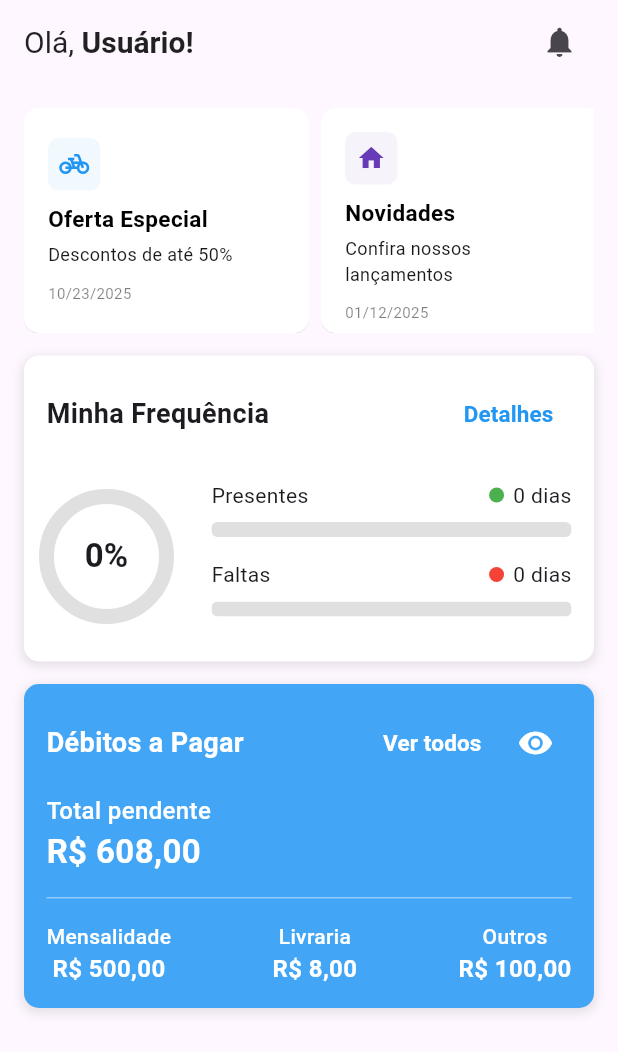
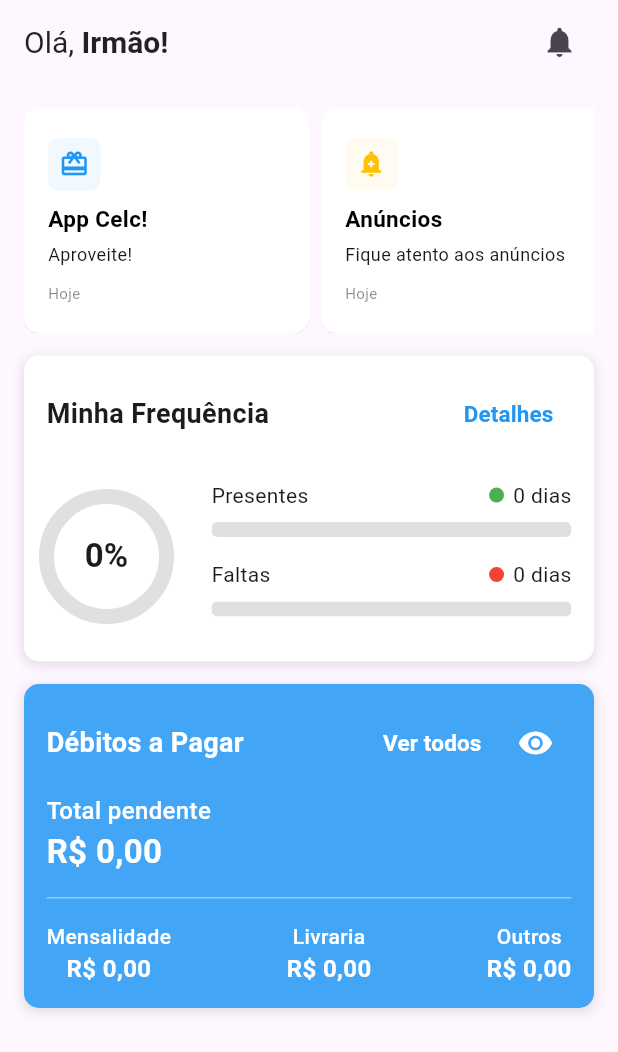
Before and after one commit to RhuanLino/CELC-App, a Flutter app: the HomeScreen screen opened directly, on a phone screen of 412 x 824 dp. Shown: the top 1052 px of the screen. Run offline on Flutter 3.47's test engine with Material 3 defaults, Android fonts, the phone set to English and light mode, and no system bars; drawn by our look-alikes of carousel_slider; our stand-ins replace fl_chart, flutter_secure_storage; accounts and stored records are empty.

Commit message:
@RhuanLino feat | criando providers

```diff
--- a/lib/core/constants/debitos_constants.dart
+++ /dev/null
@@ -1,3 +0,0 @@
-class DebitosConstants {
-  static double totalDebitosLivraria = 0.0;
-}
--- a/lib/main.dart
+++ b/lib/main.dart
@@ -1,4 +1,6 @@
 import 'package:celc_app/core/utils/auth_notifier.dart';
+import 'package:celc_app/providers/debitosProvider.dart';
+import 'package:celc_app/providers/homeProvider.dart';
 import 'package:flutter/material.dart';
 import 'package:celc_app/presentation/App.dart';
 import 'package:provider/provider.dart';
@@ -16,9 +18,18 @@ void main() async {
   await initializeDateFormatting('pt_BR', null);
 
   runApp(
-    ChangeNotifierProvider(
-      create: (context) => authNotifier,
-      child: const App(),
+    MultiProvider(providers: [
+      ChangeNotifierProvider(
+        create: (context) => authNotifier,
+      ),
+      ChangeNotifierProvider(
+        create: (_) => DebitosProvider(),
+      ),
+      ChangeNotifierProvider(
+        create: (_) => HomeProvider(),
+      ),
+    ],
+    child: const App(),
     ),
   );
 }
--- a/lib/presentation/pages/auth/login_screen.dart
+++ b/lib/presentation/pages/auth/login_screen.dart
@@ -1,7 +1,9 @@
 import 'package:celc_app/core/services/auth_requests.dart';
 import 'package:celc_app/presentation/pages/home/home_screen.dart';
 import 'package:celc_app/presentation/routes/routes.dart';
+import 'package:celc_app/providers/homeProvider.dart';
 import 'package:flutter/material.dart';
+import 'package:provider/provider.dart';
 
 class LoginScreen extends StatefulWidget {
   const LoginScreen({super.key});
@@ -26,6 +28,7 @@ class _LoginScreenState extends State<LoginScreen> {
     }
 
     final response = await login(email, senha);
+    context.read<HomeProvider>().setNomeEspiritual(response['nome']);
 
     if (response.containsKey('error')) {
       // Se houver erro no login
--- a/lib/presentation/pages/components/debitos_card.dart
+++ b/lib/presentation/pages/components/debitos_card.dart
@@ -26,10 +26,11 @@ class _DebitosCardState extends State<DebitosCard> {
 
   @override
   Widget build(BuildContext context) {
-    double valorMensalidade = 500;
-    double valorLivraria = 8;
-    double valorOutros = 100;
-    double valorTotal = valorMensalidade + valorLivraria + valorOutros;
+    double valorMensalidade = widget.valorMensalidade ?? 0;
+    double valorLivraria = widget.valorLivraria ?? 0;
+    double valorOutros = widget.valorOutros ?? 0;
+
+    double valorTotal = widget.valorTotal ?? (valorMensalidade + valorLivraria + valorOutros);
 
     return Container(
       width: widget.width ?? 300,
--- a/lib/presentation/pages/debitos/debitos_screen.dart
+++ b/lib/presentation/pages/debitos/debitos_screen.dart
@@ -1,6 +1,7 @@
 import 'package:flutter/material.dart';
 import 'package:celc_app/core/services/debitos_requests.dart';
-import 'package:celc_app/core/constants/debitos_constants.dart';
+import 'package:provider/provider.dart';
+import 'package:celc_app/providers/debitosProvider.dart';
 import 'package:intl/intl.dart';
 
 class DebitosScreen extends StatefulWidget {
@@ -106,11 +107,11 @@ class _AbaLivrariaState extends State<AbaLivraria> {
 				total += (debito['total'] ?? 0).toDouble();
 			}
 
+      Provider.of<DebitosProvider>(context, listen: false).setTotal(total);
+
 			setState(() {
 				totalDebitosLivraria = total;
 			});
-
-			DebitosConstants.totalDebitosLivraria = total;
 		});
   }
 
--- a/lib/presentation/pages/home/home_screen.dart
+++ b/lib/presentation/pages/home/home_screen.dart
@@ -2,12 +2,28 @@ import 'package:carousel_slider/carousel_slider.dart';
 import 'package:celc_app/presentation/pages/components/debitos_card.dart';
 import 'package:celc_app/presentation/pages/components/frequencia_progress.dart';
 import 'package:celc_app/presentation/pages/consultas/frequencia_screen.dart';
-import 'package:celc_app/core/constants/debitos_constants.dart';
 import 'package:celc_app/presentation/pages/perfil/perfil_screen.dart';
+import 'package:celc_app/providers/debitosProvider.dart';
+import 'package:celc_app/providers/homeProvider.dart';
+import 'package:flutter_secure_storage/flutter_secure_storage.dart';
+import 'package:provider/provider.dart';
 import 'package:flutter/material.dart';
 
-class HomeScreen extends StatelessWidget {
-  HomeScreen({super.key});
+class HomeScreen extends StatefulWidget {
+  const HomeScreen({super.key});
+
+  @override
+  State<HomeScreen> createState() => _HomeScreenState();
+}
+
+class _HomeScreenState extends State<HomeScreen> {
+
+  final FlutterSecureStorage storage = const FlutterSecureStorage();
+
+  @override
+  void initState() {
+    super.initState();
+  }
 
   Color _getLightColor(Color baseColor) {
     return baseColor.withOpacity(0.06);
@@ -22,36 +38,26 @@ class HomeScreen extends StatelessWidget {
   final List<Map<String, dynamic>> items = [
     {
       'color': Colors.blue,
-      'icon': Icons.pedal_bike,
-      'title': 'Oferta Especial',
-      'subtitle': 'Descontos de até 50%',
-      'data': '10/23/2025',
+      'icon': Icons.card_giftcard,
+      'title': 'App Celc!',
+      'subtitle': 'Aproveite!',
+      'data': 'Hoje',
     },
     {
-      'color': Colors.deepPurple,
-      'icon': Icons.home,
-      'title': 'Novidades',
-      'subtitle': 'Confira nossos lançamentos',
-      'data': '01/12/2025',
-    },
-    {
-      'color': const Color.fromARGB(255, 206, 28, 28),
-      'icon': Icons.kayaking,
-      'title': 'Destaque',
-      'subtitle': 'Produtos em alta',
-      'data': '10/01/2025',
-    },
-    {
-      'color': Colors.orange,
-      'icon': Icons.baby_changing_station,
-      'title': 'Loja',
-      'subtitle': 'Promoção alta',
-      'data': '04/05/2025',
+      'color': Colors.amber,
+      'icon': Icons.add_alert_rounded,
+      'title': 'Anúncios',
+      'subtitle': 'Fique atento aos anúncios',
+      'data': 'Hoje',
     },
   ];
 
   @override
   Widget build(BuildContext context) {
+
+    final totalLivraria = Provider.of<DebitosProvider>(context).totalDebitosLivraria;
+    final nomeEspiritual = Provider.of<HomeProvider>(context).nomeEspiritual;
+
     return Scaffold(
       appBar: AppBar(
         title: RichText(
@@ -60,7 +66,7 @@ class HomeScreen extends StatelessWidget {
             style: TextStyle(color: Colors.black87, fontSize: 20),
             children: [
               TextSpan(
-                text: 'Usuário!',
+                text: '$nomeEspiritual!',
                 style: TextStyle(fontWeight: FontWeight.bold),
               ),
             ],
@@ -181,7 +187,7 @@ class HomeScreen extends StatelessWidget {
               ),
               Container(
                 margin: EdgeInsets.only(top: 15),
-                child: DebitosCard(width: 500, valorLivraria: DebitosConstants.totalDebitosLivraria,),
+                child: DebitosCard(width: 500, valorLivraria: totalLivraria),
               ),
             ],
           ),
--- /dev/null
+++ b/lib/providers/debitosProvider.dart
@@ -0,0 +1,12 @@
+import 'package:flutter/material.dart';
+
+class DebitosProvider extends ChangeNotifier {
+
+  double totalDebitosLivraria = 0.0;
+
+  void setTotal(double total) {
+    totalDebitosLivraria = total;
+    notifyListeners(); // avisa todos widgets que mudou
+  }
+
+}
--- /dev/null
+++ b/lib/providers/homeProvider.dart
@@ -0,0 +1,11 @@
+import 'package:flutter/material.dart';
+
+class HomeProvider extends ChangeNotifier {
+
+  String nomeEspiritual = "Irmão";
+
+  void setNomeEspiritual(String nome) {
+    nomeEspiritual = nome;
+    notifyListeners(); // avisa todos widgets que mudou
+  }
+}
```
